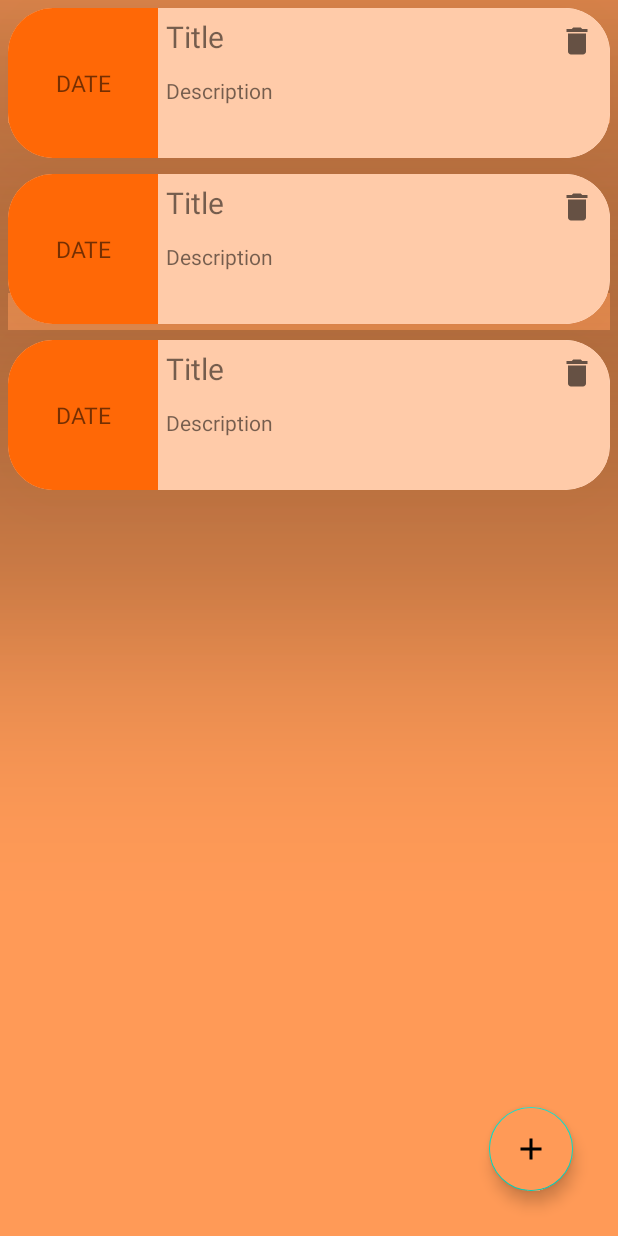
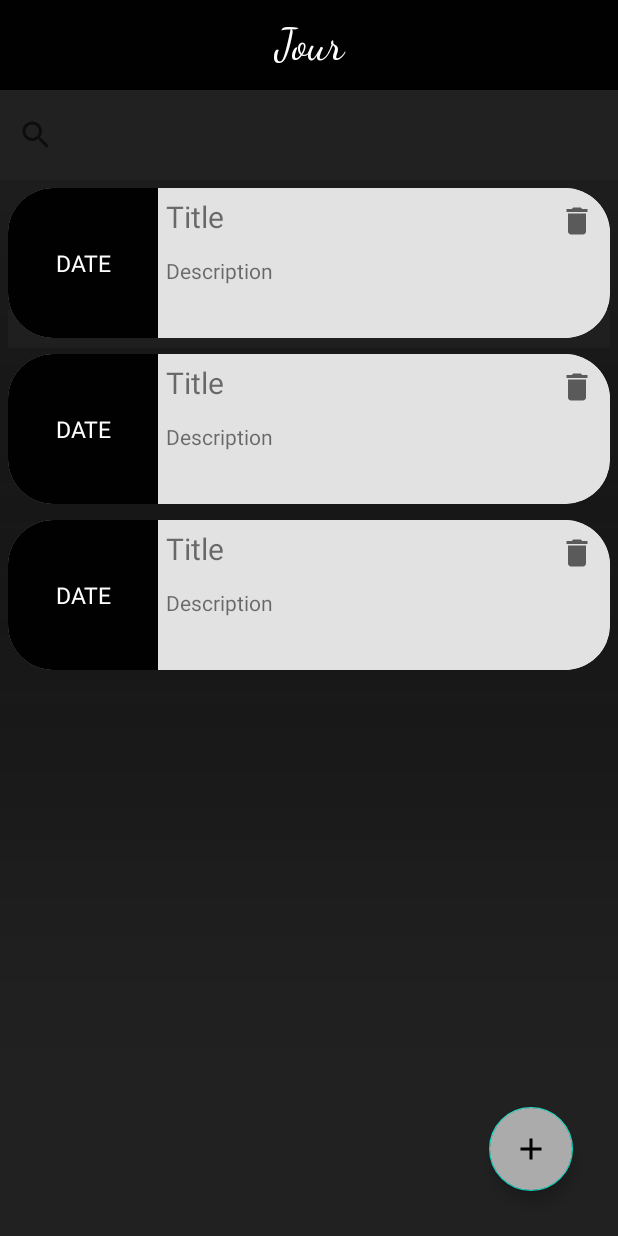
Before and after one commit to rudrankbasant/Journal-App, an Android app: the layout activity_main.xml on its own in the app's theme, with its tools: preview values and no code run, on a phone screen of 412 x 824 dp. Run offline under Robolectric (Android 15) with nearby library versions, the phone set to English and light mode, and no system bars.

Commit message:
Updated UI

```diff
--- a/app/src/main/res/drawable/custom_edit_drawable.xml
+++ b/app/src/main/res/drawable/custom_edit_drawable.xml
@@ -1,5 +1,5 @@
 <?xml version="1.0" encoding="utf-8"?>
-<layer-list xmlns:android="http://schemas.android.com/apk/res/android">
+<layer-list xmlns:android="http://schemas.android.com/apk/res/android" >
     <item >
         <shape>
             <solid android:color="@color/Color4" />
@@ -7,7 +7,7 @@
     </item>
     <item android:left="5dp" android:right="5dp" android:top="5dp" android:bottom="5dp">
         <shape xmlns:android="http://schemas.android.com/apk/res/android" android:shape="rectangle" >
-            <solid android:color="@color/Color2" />
+            <solid android:color="@color/Color4" />
             <corners android:radius="30dp"/>
         </shape>
     </item>
--- a/app/src/main/res/layout/activity_add_edit_note.xml
+++ b/app/src/main/res/layout/activity_add_edit_note.xml
@@ -12,20 +12,24 @@
         android:layout_width="match_parent"
         android:layout_height="wrap_content"
         android:hint="Title"
+        android:layout_margin="30dp"
         android:singleLine="true"
-        android:layout_margin="10dp" />
+         />
 
     <EditText
         android:id="@+id/editNoteDescription"
         android:layout_width="match_parent"
         android:layout_height="match_parent"
+        android:layout_above="@id/jourSaveButton"
         android:layout_below="@id/editNoteTitle"
-        android:layout_above="@id/jourSaveButton"
+        android:layout_marginTop="10dp"
+        android:layout_marginStart="30dp"
+        android:layout_marginEnd="30dp"
+        android:layout_marginBottom="5dp"
+        android:gravity="start|top"
         android:hint="How was your day?"
-        android:gravity="start|top"
         android:inputType="textMultiLine"
-        android:singleLine="false"
-        android:layout_margin="10dp" />
+        android:singleLine="false" />
 
     <com.google.android.material.floatingactionbutton.FloatingActionButton
         android:id="@+id/jourSaveButton"
@@ -38,7 +42,7 @@
         android:layout_marginTop="30dp"
         android:layout_marginEnd="30dp"
         android:layout_marginBottom="30dp"
-        android:backgroundTint="@color/Color2"
+        android:backgroundTint="@color/Color3"
         android:clickable="true"
         android:src="@drawable/save_icon" />
     <com.google.android.material.floatingactionbutton.FloatingActionButton
@@ -51,7 +55,7 @@
         android:layout_marginTop="30dp"
         android:layout_alignParentBottom="true"
         android:layout_marginBottom="30dp"
-        android:backgroundTint="@color/Color2"
+        android:backgroundTint="@color/Color3"
         android:clickable="true"
         android:src="@drawable/back_icon" />
 
--- a/app/src/main/res/layout/activity_main.xml
+++ b/app/src/main/res/layout/activity_main.xml
@@ -4,15 +4,42 @@
     xmlns:tools="http://schemas.android.com/tools"
     android:layout_width="match_parent"
     android:layout_height="match_parent"
-    android:background="@color/Color1"
+    android:background="@color/Color2"
     tools:context=".MainActivity">
+
+    <LinearLayout
+        android:id="@+id/topBar"
+        android:layout_width="match_parent"
+        android:layout_height="120dp"
+        android:orientation="vertical">
+
+        <TextView
+            android:id="@+id/titleJour"
+            android:layout_width="match_parent"
+            android:layout_height="60dp"
+            android:background="@color/Color1"
+            android:fontFamily="cursive"
+            android:gravity="center"
+            android:text="Jour"
+            android:textColor="@color/white"
+            android:textSize="30dp" />
+
+        <SearchView
+            android:layout_width="match_parent"
+            android:layout_height="match_parent"
+            android:layout_below="@id/titleJour"
+            android:inputType="textAutoComplete" />
+
+    </LinearLayout>
 
 
     <androidx.recyclerview.widget.RecyclerView
+        android:layout_marginTop="0dp"
         android:layout_width="match_parent"
         android:layout_height="match_parent"
         tools:listitem="@layout/note_card"
         android:background="@color/Color2"
+        android:layout_below="@id/topBar"
         android:id="@+id/jourRecyclerView"/>
 
     <com.google.android.material.floatingactionbutton.FloatingActionButton
@@ -26,7 +53,7 @@
         android:layout_marginTop="30dp"
         android:layout_marginEnd="30dp"
         android:layout_marginBottom="30dp"
-        android:backgroundTint="@color/Color2"
+        android:backgroundTint="@color/Color3"
         android:clickable="true"
         android:src="@drawable/add_icon" />
 </RelativeLayout>
--- a/app/src/main/res/layout/note_card.xml
+++ b/app/src/main/res/layout/note_card.xml
@@ -17,10 +17,9 @@
             android:id="@+id/dateTextView"
             android:layout_width="100dp"
             android:layout_height="100dp"
-
-
-            android:background="@color/Color3"
+            android:background="@color/Color1"
             android:gravity="center"
+            android:textColor="@color/white"
             android:text="DATE"
             android:textSize="15sp" />
 
--- a/app/src/main/res/values/colors.xml
+++ b/app/src/main/res/values/colors.xml
@@ -8,9 +8,9 @@
     <color name="black">#FF000000</color>
     <color name="white">#FFFFFFFF</color>
 
-    <color name="Color1">#f7f7f5</color>
-    <color name="Color2">#ff9a57</color>
-    <color name="Color3">#ff6806</color>
-    <color name="Color4">#ffcba9</color>
+    <color name="Color1">#010101</color>
+    <color name="Color2">#212121</color>
+    <color name="Color3">#ababab</color>
+    <color name="Color4">#e2e2e2</color>
 
 </resources>
--- a/app/src/main/res/values/themes.xml
+++ b/app/src/main/res/values/themes.xml
@@ -1,9 +1,9 @@
 <resources xmlns:tools="http://schemas.android.com/tools">
     <!-- Base application theme. -->
-    <style name="Theme.Jour" parent="Theme.MaterialComponents.DayNight.DarkActionBar">
+    <style name="Theme.Jour" parent="Theme.MaterialComponents.DayNight.NoActionBar">
         <!-- Primary brand color. -->
         <item name="colorPrimary">@color/purple_500</item>
-        <item name="colorPrimaryVariant">@color/purple_700</item>
+        <item name="colorPrimaryVariant">@color/black</item>
         <item name="colorOnPrimary">@color/white</item>
         <!-- Secondary brand color. -->
         <item name="colorSecondary">@color/teal_200</item>
```
